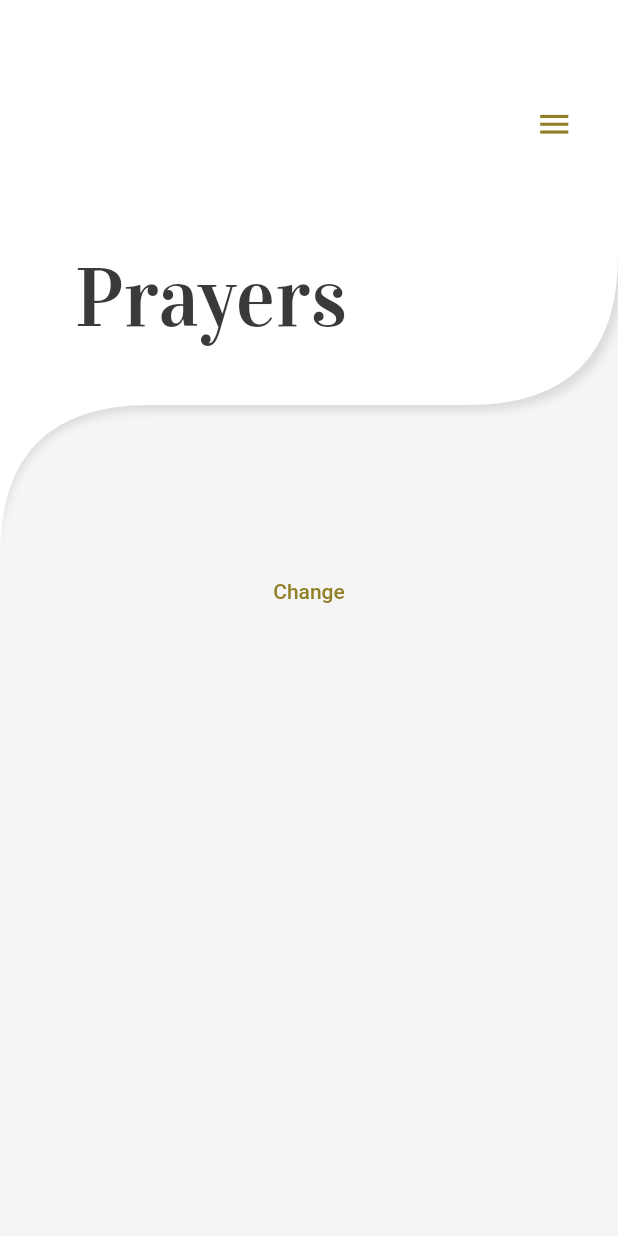
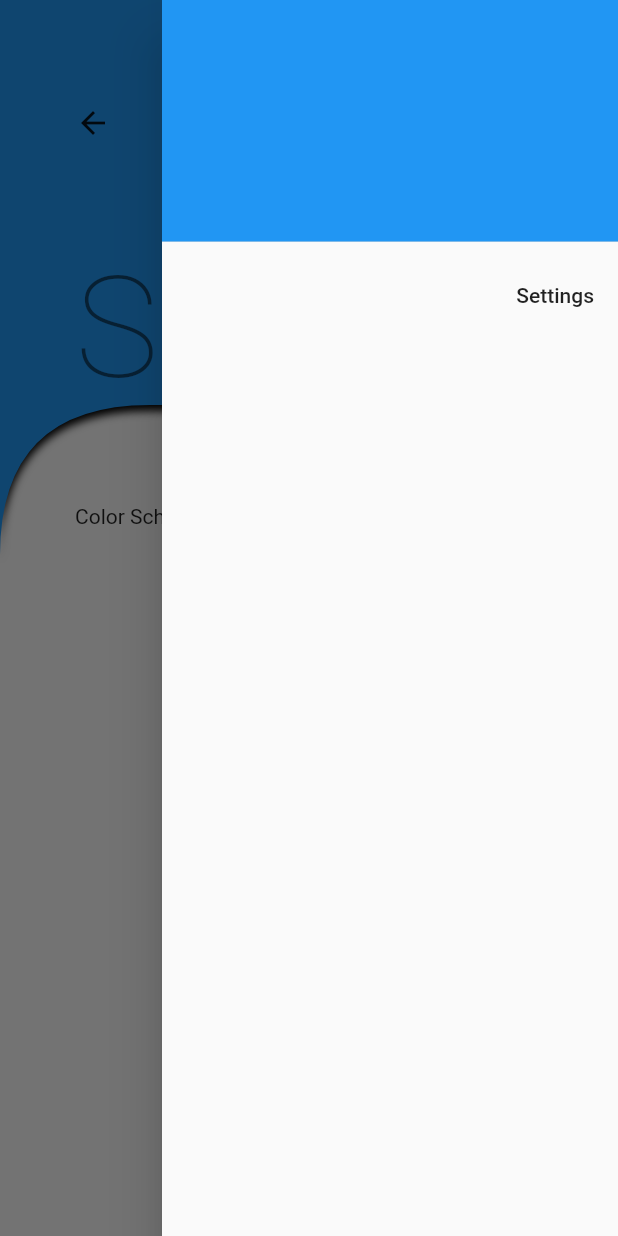
Before and after one commit to JonathanRhein/prayer_app_getx, a Flutter app: the screen it shows after launch, with the side drawer open (before the commit the screen has no drawer), on a phone screen of 412 x 824 dp. Run offline on Flutter 3.47's test engine with Material 2 defaults, Android fonts, the phone set to English and light mode, and no system bars; our stand-ins replace get, get_storage.

Commit message:
before implementing themecontroller and languagecontroller

```diff
--- /dev/null
+++ b/lib/controller/settings_ctl.dart
@@ -0,0 +1,18 @@
+import 'package:flutter/material.dart';
+import 'package:get/get.dart';
+import 'package:prayer_app_getx/utils/styles/dark_theme.dart';
+import 'package:prayer_app_getx/utils/styles/light_theme.dart';
+
+class SettingsController extends GetxController {
+  String currentTheme = Get.isDarkMode ? 'light' : 'dark';
+
+  changeTheme() {
+    if (Get.isDarkMode) {
+      currentTheme = 'dark';
+      Get.changeTheme(lightTheme());
+    } else {
+      currentTheme = 'light';
+      Get.changeTheme(darkTheme());
+    }
+  }
+}
--- a/lib/main.dart
+++ b/lib/main.dart
@@ -1,11 +1,16 @@
 import 'package:flutter/material.dart';
 import 'package:get/get.dart';
+import 'package:get_storage/get_storage.dart';
+import 'package:prayer_app_getx/controller/settings_ctl.dart';
 import 'package:prayer_app_getx/utils/styles/light_theme.dart';
 import 'package:prayer_app_getx/utils/i18n/translations.dart';
-import 'package:prayer_app_getx/views/agpeya_hours_view.dart';
-import 'package:prayer_app_getx/views/home_view.dart';
+import 'package:prayer_app_getx/views/agpeya_hours_vw.dart';
+import 'package:prayer_app_getx/views/home_vw.dart';
+import 'package:prayer_app_getx/views/settings_vw.dart';
 
-void main() => runApp(PrayerApp());
+void main()  {
+  runApp(PrayerApp());
+}
 
 class PrayerApp extends StatelessWidget {
   @override
@@ -15,12 +20,12 @@ class PrayerApp extends StatelessWidget {
       locale: Get.deviceLocale,
       fallbackLocale: Locale('en', 'US'),
       debugShowCheckedModeBanner: false,
-      theme: lightTheme(),
       getPages: [
-        GetPage(name: "/", page: () => HomeView()),
-        GetPage(name: "/agpeya_hours", page: () => AgpeyaHoursView()),
+        GetPage(name: '/', page: () => HomeView()),
+        GetPage(name: '/agpeya_hours', page: () => AgpeyaHoursView()),
+        GetPage(name: '/settings', page: () => SettingsView()),
       ],
-      initialRoute: "/",
+      initialRoute: '/settings',
     );
   }
 }
--- a/lib/widgets/app_bar_view.dart
+++ b/lib/shared_widgets/app_bar_vw.dart
@@ -1,5 +1,6 @@
 import 'package:flutter/material.dart';
-import 'package:prayer_app_getx/widgets/app_bar_background.dart';
+import 'package:get/get.dart';
+import 'package:prayer_app_getx/shared_widgets/app_bar_background.dart';
 
 class AppBarView extends StatelessWidget {
   final bool hasBackButton;
@@ -23,18 +24,18 @@ class AppBarView extends StatelessWidget {
       ),
       padding: EdgeInsets.only(top: 70.0, left: 50),
       height: 370,
+      child: Padding(
+        padding: const EdgeInsets.only(right: 30),
         child: Column(
           crossAxisAlignment: CrossAxisAlignment.start,
           children: [
-          Padding(
-            padding: const EdgeInsets.only(right: 30),
-            child: Row(
+            Row(
               mainAxisAlignment: MainAxisAlignment.spaceBetween,
               children: [
                 this.hasBackButton
                     ? GestureDetector(
                         child: new Icon(Icons.arrow_back),
-                        onTap: () => Navigator.of(context).pop(),
+                        onTap: () => Get.back(),
                       )
                     : Container(),
                 GestureDetector(
@@ -42,15 +43,18 @@ class AppBarView extends StatelessWidget {
                     onTap: () => Scaffold.of(context).openEndDrawer()),
               ],
             ),
-          ),
             SizedBox(
               height: 70,
             ),
-          Text(
+            FittedBox(
+              fit: BoxFit.fitWidth,
+                        child: Text(
                 title,
                 style: Theme.of(context).textTheme.headline1,
               ),
+            ),
           ],
+        ),
       ),
     );
   }
--- /dev/null
+++ b/lib/shared_widgets/end_drawer_vw.dart
@@ -0,0 +1,28 @@
+import 'package:flutter/material.dart';
+import 'package:get/get.dart';
+
+class EndDrawerView extends StatelessWidget {
+  @override
+  Widget build(BuildContext context) {
+    return Drawer(
+      child: ListView(
+        padding: EdgeInsets.zero,
+        children: <Widget>[
+          DrawerHeader(
+            decoration: BoxDecoration(color: Theme.of(context).accentColor),
+            child: Container()
+          ),
+          ListTile(
+              title: Text(
+                'settings'.tr,
+                textAlign: TextAlign.end,
+              ),
+              onTap: () => {
+                    Get.back(),
+                    Get.toNamed('/settings')
+                  })
+        ],
+      ),
+    );
+  }
+}
--- a/lib/utils/i18n/de_DE.dart
+++ b/lib/utils/i18n/de_DE.dart
@@ -1,6 +1,10 @@
 class DeDETranslations {
   static final translations = {
     'title': 'Gebete',
-    'agpeya': 'Agpeya'
+    'agpeya': 'Agpeya',
+    'settings': 'Einstellungen',
+    'color_scheme': 'Farbschema',
+    'light': 'Hell',
+    'dark': 'Dunkel'
     };
 }
--- a/lib/utils/i18n/en_US.dart
+++ b/lib/utils/i18n/en_US.dart
@@ -1,6 +1,10 @@
 class EnUSTranslations {
   static final translations = {
     'title': 'Prayers',
-    'agpeya': 'Agpeya'
+    'agpeya': 'Agpeya',
+    'settings': 'Settings',
+    'color_scheme': 'Color Scheme',
+    'light': 'Light',
+    'dark': 'Dark'
     };
 }
--- a/lib/utils/styles/dark_theme.dart
+++ b/lib/utils/styles/dark_theme.dart
@@ -5,13 +5,14 @@ ThemeData darkTheme() {
 
   final ThemeData darkTheme = ThemeData.dark();
 
-  // Use below to change color settings
+  // Use below color definitions to change colors that apply to more than one property of ThemeData
   final Color _mainTextColor = Color(0xFFFFFFFF);
   final Color _mainAccentColor = Color(0xFF917f26);
 
 
   // Define everything text related here
   TextTheme _textTheme(TextTheme base) {
+
     return base.copyWith(
         headline1: base.headline1.copyWith(
           fontFamily: SharedStyles.fontFamilyHeadline1,
@@ -26,6 +27,8 @@ ThemeData darkTheme() {
   }
 
   return darkTheme.copyWith(
+
+      // The text theme for fonts
       textTheme: _textTheme(darkTheme.textTheme),
 
       // The foreground color for widgets (knobs, text, overscroll edge effect, etc).
@@ -33,6 +36,7 @@ ThemeData darkTheme() {
 
       // The background color for major parts of the app (toolbars, tab bars, etc)
       primaryColor: Color(0xFF0B0B0B),
+
 
       // A color that contrasts with the primaryColor, e.g. used as the remaining part of a progress bar.
       backgroundColor: Color(0xFFFFFFFF),
--- a/lib/utils/styles/light_theme.dart
+++ b/lib/utils/styles/light_theme.dart
@@ -5,8 +5,8 @@ ThemeData lightTheme() {
 
   final ThemeData lightTheme = ThemeData.light();
 
-  // Use below to change color settings
-  final Color _mainTextColor = Color(0xFF3A3A3A);
+  // Use below color definitions to change colors that apply to more than one property of ThemeData
+  final Color _mainTextColor = Color(0xFF1F1F1F);
   final Color _mainAccentColor = Color(0xFF917f26);
 
 
@@ -26,6 +26,8 @@ ThemeData lightTheme() {
   }
 
   return lightTheme.copyWith(
+
+      // The text theme for fonts
       textTheme: _textTheme(lightTheme.textTheme),
 
       // The foreground color for widgets (knobs, text, overscroll edge effect, etc).
--- a/lib/views/home_view.dart
+++ b/lib/views/home_vw.dart
@@ -1,19 +1,20 @@
 import 'package:flutter/material.dart';
+import 'package:prayer_app_getx/shared_widgets/end_drawer_vw.dart';
 import 'package:prayer_app_getx/utils/styles/dark_theme.dart';
 import 'package:prayer_app_getx/utils/styles/light_theme.dart';
-import 'package:prayer_app_getx/widgets/app_bar_view.dart';
+import 'package:prayer_app_getx/shared_widgets/app_bar_vw.dart';
 import 'package:get/get.dart';
 
 class HomeView extends StatelessWidget {
   @override
   Widget build(context) {
     return Scaffold(
+        endDrawer: EndDrawerView(),
         body: Column(
           crossAxisAlignment: CrossAxisAlignment.stretch,
           children: [
             AppBarView(title: 'title'.tr, hasBackButton: false),
-            TextButton(onPressed: () => {Get.changeTheme(Get.isDarkMode? lightTheme(): darkTheme())
-}, child: Text('Change'))
+            TextButton(onPressed: () => {Get.changeTheme(Get.isDarkMode? lightTheme(): darkTheme())}, child: Text('Change'))
           ],
         ));
   }
--- /dev/null
+++ b/lib/views/settings_vw.dart
@@ -0,0 +1,37 @@
+import 'package:flutter/material.dart';
+import 'package:prayer_app_getx/controller/settings_ctl.dart';
+import 'package:prayer_app_getx/shared_widgets/end_drawer_vw.dart';
+import 'package:prayer_app_getx/utils/styles/dark_theme.dart';
+import 'package:prayer_app_getx/utils/styles/light_theme.dart';
+import 'package:prayer_app_getx/shared_widgets/app_bar_vw.dart';
+import 'package:get/get.dart';
+
+class SettingsView extends StatelessWidget {
+  final SettingsController _settingsController = Get.put(SettingsController());
+
+  @override
+  Widget build(context) {
+    return Scaffold(
+        endDrawer: EndDrawerView(),
+        body: Stack(
+          children: [
+            ListView(
+                itemExtent: 50,
+                padding: EdgeInsets.only(top: 320),
+                children: <Widget>[
+                  Center(
+                    child: ListTile(
+                      contentPadding: EdgeInsets.only(left: 50, right: 30),
+                      onTap: () => _settingsController.changeTheme(),
+                      leading: Text('color_scheme'.tr),
+                      trailing: Text(_settingsController.currentTheme.tr)
+                    ),
+                  ),
+                ],
+              ),
+            AppBarView(title: 'settings'.tr, hasBackButton: true),
+          ],
+
+        ));
+  }
+}
--- a/pubspec.yaml
+++ b/pubspec.yaml
@@ -24,7 +24,7 @@ dependencies:
   flutter:
     sdk: flutter
   get:
-
+  get_storage:
 
   # The following adds the Cupertino Icons font to your application.
   # Use with the CupertinoIcons class for iOS style icons.
```
Also changed, not shown: assets/images/logo.png (added), lib/shared_widgets/app_bar_background.dart (renamed from lib/widgets/app_bar_background.dart), lib/views/agpeya_hours_vw.dart (renamed from lib/views/agpeya_hours_view.dart), pubspec.lock, 3 other files. Lines whose indentation alone changed are shown as unchanged.
